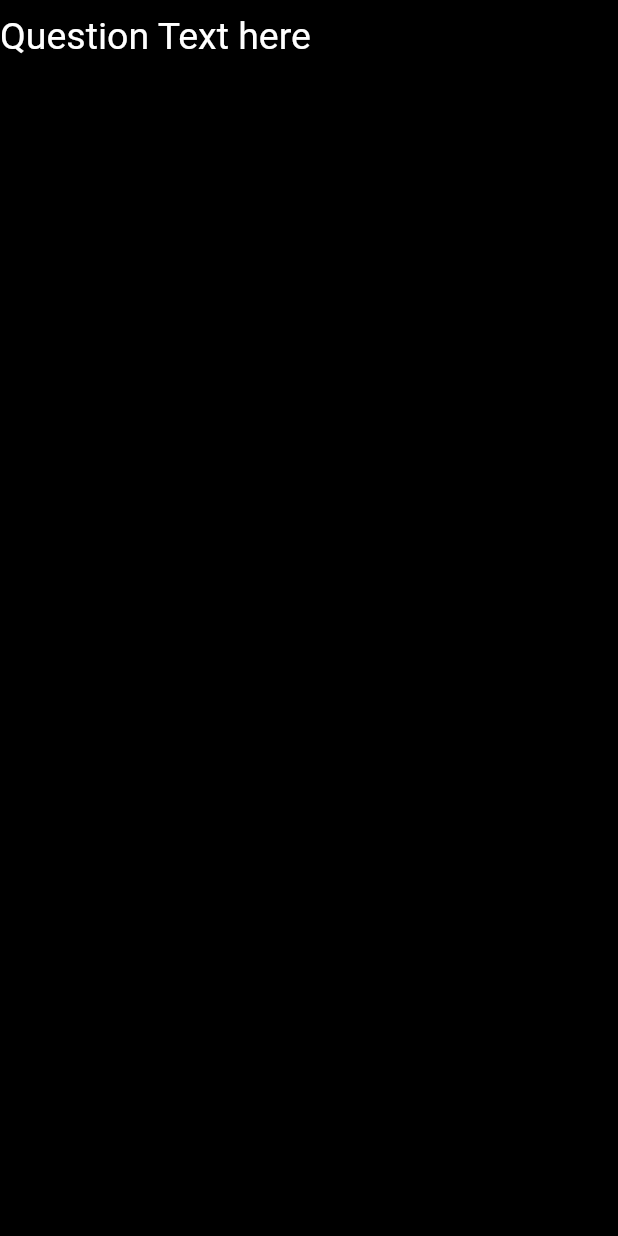
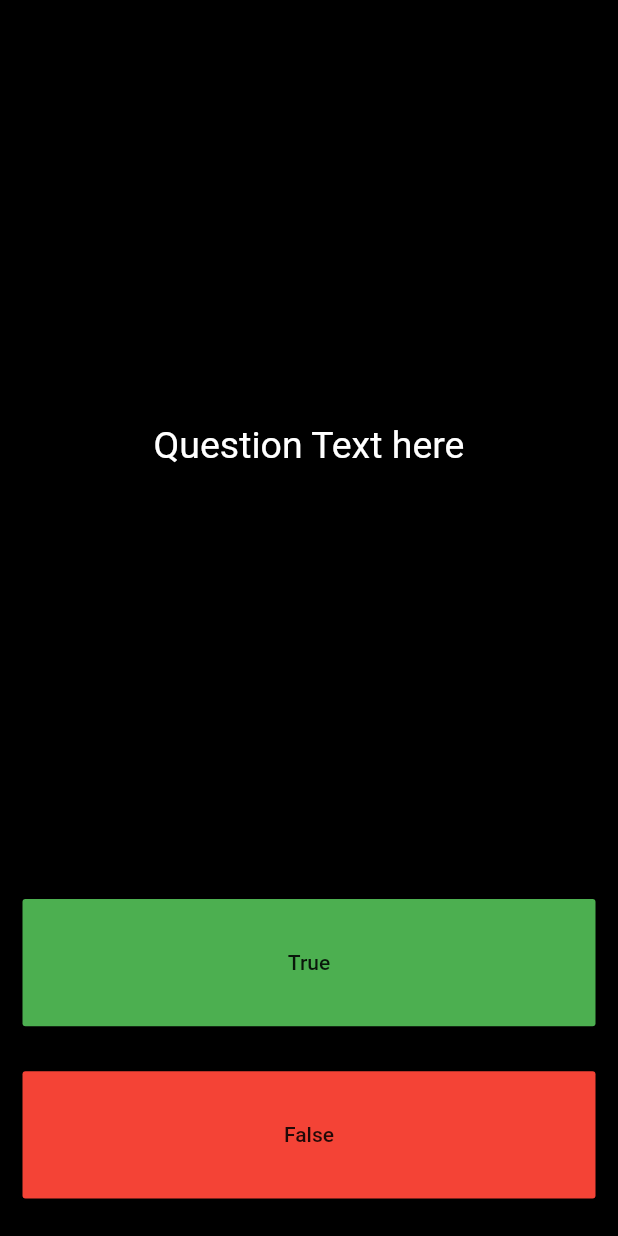
Before and after one commit to haroonkhan9426/Quizzler, a Flutter app: the screen it shows after launch, on a phone screen of 412 x 824 dp. Run offline on Flutter 3.47's test engine with Material 2 defaults, Android fonts, the phone set to English and light mode, and no system bars.

```diff
--- a/lib/main.dart
+++ b/lib/main.dart
@@ -9,7 +9,10 @@ class Quizller extends StatelessWidget {
       home: Scaffold(
         backgroundColor: Colors.black,
         body: SafeArea(
+          child: Padding(
+            padding: const EdgeInsets.symmetric(vertical: 10.0),
             child: QuizPage(),
+          ),
         ),
       ),
     );
@@ -17,6 +20,8 @@ class Quizller extends StatelessWidget {
 }
 
 class QuizPage extends StatefulWidget {
+  var scoreTracker = List<Icon>();
+
   @override
   _QuizPageState createState() => _QuizPageState();
 }
@@ -28,11 +33,13 @@ class _QuizPageState extends State<QuizPage> {
   }
 
   Widget _renderPage() {
-    return Row(
+    return Column(
+      mainAxisAlignment: MainAxisAlignment.spaceEvenly,
+      crossAxisAlignment: CrossAxisAlignment.stretch,
       children: <Widget>[
         _renderText('Question Text here'),
-        _renderButton('True'),
-        _renderButton('False'),
+        _renderButton('True', Colors.green, true),
+        _renderButton('False', Colors.red, false),
       ],
     );
   }
@@ -40,6 +47,9 @@ class _QuizPageState extends State<QuizPage> {
   Widget _renderText(String text) {
     return Expanded(
       flex: 5,
+      child: Padding(
+        padding: const EdgeInsets.all(10.0),
+        child: Center(
           child: Text(
             text,
             style: TextStyle(
@@ -47,14 +57,35 @@ class _QuizPageState extends State<QuizPage> {
               color: Colors.white,
             ),
           ),
+        ),
+      ),
     );
   }
 
-  Widget _renderButton(String text){
+  Widget _renderButton(String text, Color color, bool buttonType) {
     return Expanded(
-      child: FlatButton(onPressed: (){},
-          child: Text(text)),
+      child: Padding(
+        padding: const EdgeInsets.all(15.0),
+        child: FlatButton(
+          onPressed: (){
+            if(buttonType)
+              print('True Pressed');
+            else
+              print('False Pressed');
+          },
+          child: Text(text),
+          color: color,
+        ),
+      ),
     );
   }
 
+//  _buttonPressed() {
+////    if(buttonType)
+////      print('True Button pressed');
+////    else
+////      print('False Button Pressed');
+////  }
+//    print('Button pressed');
+//  }
 }
--- /dev/null
+++ b/lib/models/questions.dart
@@ -0,0 +1,4 @@
+class Question{
+  String questionText;
+  bool answer;
+}
```
Lines whose indentation alone changed are shown as unchanged.
